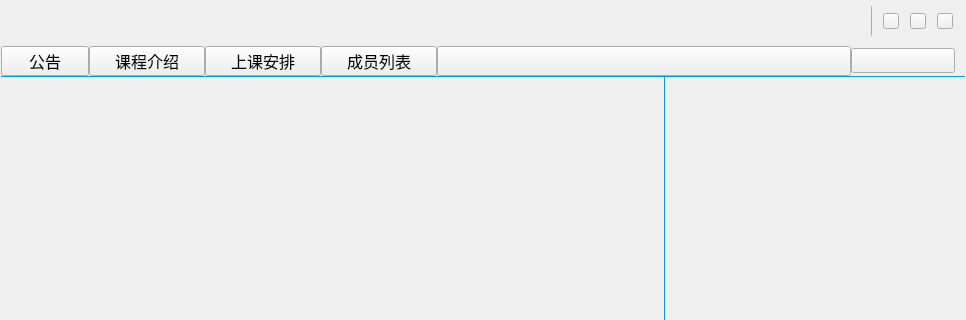
The window that qatimeStudent/qatimeStudent/UIWindowSet.ui (chuanjiabao1981/qatime-win-student) describes before a commit, drawn with Qt 5; both pictures show x 0 to 966 and y 0 to 320 of the 966 by 636 pixel window.
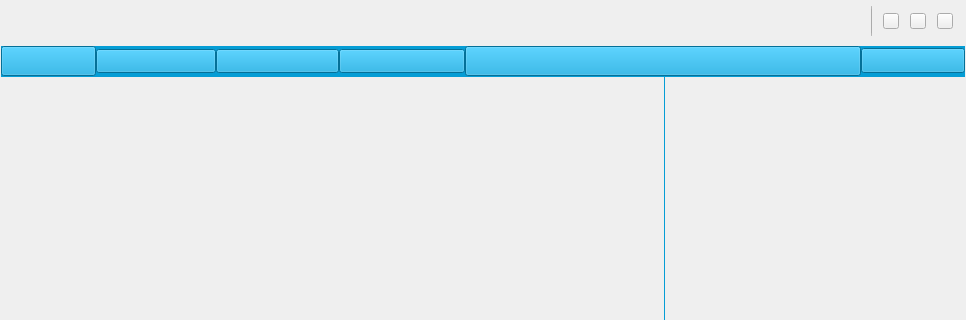
The same window after the commit. Icons and pictures are not drawn.

Commit message: QTWS-106 修改公告那一栏的样式

```diff
--- a/qatimeStudent/qatimeStudent/UIWindowSet.ui
+++ b/qatimeStudent/qatimeStudent/UIWindowSet.ui
@@ -337,6 +337,9 @@
        <property name="cursor">
         <cursorShape>ArrowCursor</cursorShape>
        </property>
+       <property name="styleSheet">
+        <string notr="true">background-color: rgb(5, 157, 213);</string>
+       </property>
        <layout class="QHBoxLayout" name="horizontalLayout_4">
         <property name="spacing">
          <number>0</number>
@@ -348,7 +351,7 @@
          <number>0</number>
         </property>
         <property name="rightMargin">
-         <number>10</number>
+         <number>0</number>
         </property>
         <property name="bottomMargin">
          <number>0</number>
@@ -357,8 +360,8 @@
          <widget class="QPushButton" name="notice_pushButton">
           <property name="minimumSize">
            <size>
-            <width>88</width>
-            <height>20</height>
+            <width>95</width>
+            <height>24</height>
            </size>
           </property>
           <property name="maximumSize">
@@ -377,12 +380,10 @@
            <cursorShape>PointingHandCursor</cursorShape>
           </property>
           <property name="styleSheet">
-           <string notr="true">QPushButton{border-image: url(:/LoginWindow/images/alpha.png);}
-QPushButton:hover{color:#059dd5}
-QPushButton:pressed{color:#059dd5}</string>
+           <string notr="true"/>
           </property>
           <property name="text">
-           <string>公告</string>
+           <string/>
           </property>
           <property name="flat">
            <bool>false</bool>
@@ -393,14 +394,14 @@
          <widget class="QPushButton" name="course_pushButton">
           <property name="minimumSize">
            <size>
-            <width>116</width>
-            <height>20</height>
+            <width>120</width>
+            <height>24</height>
            </size>
           </property>
           <property name="maximumSize">
            <size>
-            <width>116</width>
-            <height>16777215</height>
+            <width>120</width>
+            <height>24</height>
            </size>
           </property>
           <property name="font">
@@ -418,7 +419,7 @@
 QPushButton:pressed{color:#059dd5}</string>
           </property>
           <property name="text">
-           <string>课程介绍</string>
+           <string/>
           </property>
          </widget>
         </item>
@@ -426,14 +427,14 @@
          <widget class="QPushButton" name="lesson_pushButton">
           <property name="minimumSize">
            <size>
-            <width>116</width>
-            <height>20</height>
+            <width>123</width>
+            <height>24</height>
            </size>
           </property>
           <property name="maximumSize">
            <size>
-            <width>116</width>
-            <height>16777215</height>
+            <width>123</width>
+            <height>24</height>
            </size>
           </property>
           <property name="font">
@@ -451,7 +452,7 @@
 QPushButton:pressed{color:#059dd5}</string>
           </property>
           <property name="text">
-           <string>上课安排</string>
+           <string/>
           </property>
          </widget>
         </item>
@@ -459,14 +460,14 @@
          <widget class="QPushButton" name="person_pushButton">
           <property name="minimumSize">
            <size>
-            <width>116</width>
-            <height>20</height>
+            <width>126</width>
+            <height>24</height>
            </size>
           </property>
           <property name="maximumSize">
            <size>
-            <width>116</width>
-            <height>16777215</height>
+            <width>126</width>
+            <height>24</height>
            </size>
           </property>
           <property name="font">
@@ -484,7 +485,7 @@
 QPushButton:pressed{color:#059dd5}</string>
           </property>
           <property name="text">
-           <string>成员列表</string>
+           <string/>
           </property>
          </widget>
         </item>
```
The commit also changes 19 other files.
